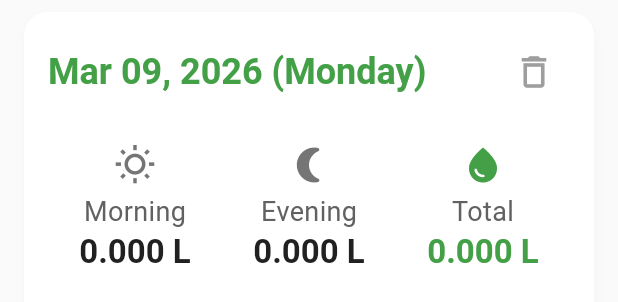
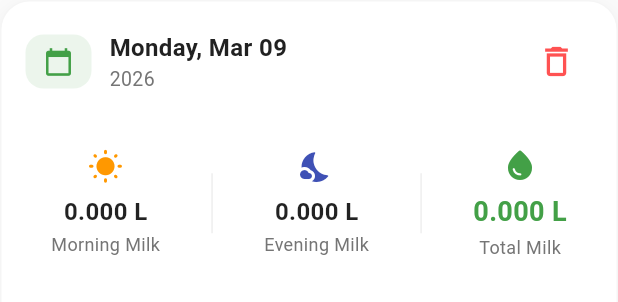
Before and after one commit to kexrthivasan/Dairy_management-, a Flutter app: the MilkEntryCard widget shown alone on an empty page, opened directly with empty values, on a phone screen of 412 x 824 dp. Shown: the top 302 px of the screen. Run offline on Flutter 3.47's test engine with Material 3 defaults, Android fonts, the phone set to English and light mode, and no system bars; our stand-ins replace connectivity_plus, csv, file_picker, fl_chart, flutter_dotenv, flutter_local_notifications and 9 more; missing offline and left inert: googleapis, workmanager; accounts and stored records are empty.

Commit message:
style(ui): Modernize milk entry card component

```diff
--- a/lib/ui/widgets/milk_entry_card.dart
+++ b/lib/ui/widgets/milk_entry_card.dart
@@ -17,15 +17,29 @@ class MilkEntryCard extends StatelessWidget {
   @override
   Widget build(BuildContext context) {
     final theme = Theme.of(context);
-    final dateStr = DateFormat('MMM dd, yyyy (EEEE)').format(record.date);
+    final dateStr = DateFormat('EEEE, MMM dd').format(record.date);
+    final yearStr = DateFormat('yyyy').format(record.date);
 
-    return Card(
-      elevation: 4,
-      margin: const EdgeInsets.symmetric(vertical: 8, horizontal: 16),
-      shape: RoundedRectangleBorder(borderRadius: BorderRadius.circular(16)),
+    return Container(
+      margin: const EdgeInsets.only(bottom: 16),
+      decoration: BoxDecoration(
+        color: Colors.white,
+        borderRadius: BorderRadius.circular(20),
+        boxShadow: [
+          BoxShadow(
+            color: Colors.black.withOpacity(0.05),
+            blurRadius: 10,
+            offset: const Offset(0, 4),
+          ),
+        ],
+        border: Border.all(color: Colors.grey.shade100),
+      ),
+      child: Material(
+        color: Colors.transparent,
+        borderRadius: BorderRadius.circular(20),
         child: InkWell(
           onTap: onTap,
-        borderRadius: BorderRadius.circular(16),
+          borderRadius: BorderRadius.circular(20),
           child: Padding(
             padding: const EdgeInsets.all(16.0),
             child: Column(
@@ -35,74 +49,132 @@ class MilkEntryCard extends StatelessWidget {
                 Row(
                   mainAxisAlignment: MainAxisAlignment.spaceBetween,
                   children: [
-                  Expanded(
-                    child: Text(
+                    Row(
+                      children: [
+                        Container(
+                          padding: const EdgeInsets.symmetric(
+                            horizontal: 12,
+                            vertical: 8,
+                          ),
+                          decoration: BoxDecoration(
+                            color: theme.primaryColor.withOpacity(0.1),
+                            borderRadius: BorderRadius.circular(12),
+                          ),
+                          child: Icon(
+                            Icons.calendar_today,
+                            color: theme.primaryColor,
+                            size: 20,
+                          ),
+                        ),
+                        const SizedBox(width: 12),
+                        Column(
+                          crossAxisAlignment: CrossAxisAlignment.start,
+                          children: [
+                            Text(
                               dateStr,
-                      style: theme.textTheme.headlineSmall?.copyWith(
+                              style: const TextStyle(
+                                fontSize: 16,
                                 fontWeight: FontWeight.bold,
-                        color: theme.primaryColor,
                               ),
-                      overflow: TextOverflow
-                          .ellipsis, // Ensure it truncates if somehow still too big
                             ),
+                            Text(
+                              yearStr,
+                              style: TextStyle(
+                                fontSize: 13,
+                                color: Colors.grey.shade600,
+                              ),
+                            ),
+                          ],
+                        ),
+                      ],
                     ),
                     IconButton(
                       icon: const Icon(
                         Icons.delete_outline,
-                      size: 28,
-                      color: Colors.grey,
+                        size: 26,
+                        color: Colors.redAccent,
                       ),
                       onPressed: onDelete,
                       tooltip: 'Delete Record',
                     ),
                   ],
                 ),
-              const Divider(thickness: 2),
-              const SizedBox(height: 8),
+                const SizedBox(height: 16),
+                const Divider(height: 1, thickness: 1),
+                const SizedBox(height: 16),
 
                 // Data Rows
                 Row(
+                  mainAxisAlignment: MainAxisAlignment.spaceAround,
                   children: [
                     _buildDataColumn(
                       context,
-                    'Morning',
+                      'Morning Milk',
                       '${record.morningMilk.toStringAsFixed(3)} L',
-                    Icons.wb_sunny_outlined,
+                      Icons.wb_sunny_rounded,
+                      Colors.orange,
+                    ),
+                    Container(
+                      height: 40,
+                      width: 1,
+                      color: Colors.grey.shade200,
                     ),
                     _buildDataColumn(
                       context,
-                    'Evening',
+                      'Evening Milk',
                       '${record.eveningMilk.toStringAsFixed(3)} L',
-                    Icons.nightlight_round,
+                      Icons.nights_stay_rounded,
+                      Colors.indigo,
+                    ),
+                    Container(
+                      height: 40,
+                      width: 1,
+                      color: Colors.grey.shade200,
                     ),
                     _buildDataColumn(
                       context,
-                    'Total',
+                      'Total Milk',
                       '${record.totalYield.toStringAsFixed(3)} L',
-                    Icons.water_drop,
+                      Icons.water_drop_rounded,
+                      theme.primaryColor,
                       isTotal: true,
                     ),
                   ],
                 ),
 
                 if (record.notes.isNotEmpty) ...[
-                const SizedBox(height: 12),
+                  const SizedBox(height: 16),
                   Container(
                     width: double.infinity,
-                  padding: const EdgeInsets.all(8),
+                    padding: const EdgeInsets.all(12),
                     decoration: BoxDecoration(
-                    color: Colors.grey.shade100,
-                    borderRadius: BorderRadius.circular(8),
+                      color: Colors.blueGrey.shade50,
+                      borderRadius: BorderRadius.circular(12),
                     ),
+                    child: Row(
+                      crossAxisAlignment: CrossAxisAlignment.start,
+                      children: [
+                        Icon(
+                          Icons.notes,
+                          size: 18,
+                          color: Colors.blueGrey.shade400,
+                        ),
+                        const SizedBox(width: 8),
+                        Expanded(
                           child: Text(
-                    'Note: ${record.notes}',
-                    style: theme.textTheme.bodyMedium?.copyWith(
-                      fontStyle: FontStyle.italic,
+                            record.notes,
+                            style: TextStyle(
+                              fontSize: 14,
+                              color: Colors.blueGrey.shade700,
                             ),
                           ),
                         ),
                       ],
+                    ),
+                  ),
                 ],
+              ],
+            ),
           ),
         ),
       ),
@@ -113,36 +185,28 @@ class MilkEntryCard extends StatelessWidget {
     BuildContext context,
     String label,
     String value,
-    IconData icon, {
+    IconData icon,
+    Color iconColor, {
     bool isTotal = false,
   }) {
-    final theme = Theme.of(context);
-    return Expanded(
-      child: Column(
+    return Column(
       children: [
-          Icon(
-            icon,
-            color: isTotal ? theme.primaryColor : Colors.grey.shade600,
-            size: 28,
+        Icon(icon, color: iconColor, size: 24),
+        const SizedBox(height: 6),
+        Text(
+          value,
+          style: TextStyle(
+            fontSize: isTotal ? 18 : 16,
+            fontWeight: isTotal ? FontWeight.bold : FontWeight.w600,
+            color: isTotal ? Theme.of(context).primaryColor : Colors.black87,
           ),
-          const SizedBox(height: 4),
+        ),
+        const SizedBox(height: 2),
         Text(
           label,
-            style: theme.textTheme.bodyMedium?.copyWith(
-              color: Colors.grey.shade700,
-            ),
-          ),
-          Text(
-            value,
-            style: theme.textTheme.titleLarge?.copyWith(
-              fontWeight: FontWeight.bold,
-              color: isTotal
-                  ? theme.primaryColor
-                  : theme.textTheme.bodyLarge?.color,
-            ),
+          style: TextStyle(fontSize: 12, color: Colors.grey.shade600),
         ),
       ],
-      ),
     );
   }
 }
```
Lines whose indentation alone changed are shown as unchanged.
